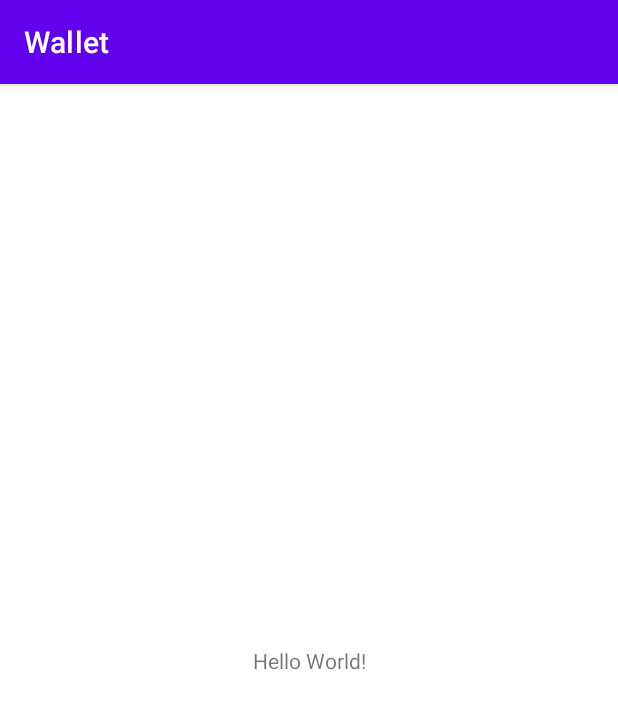
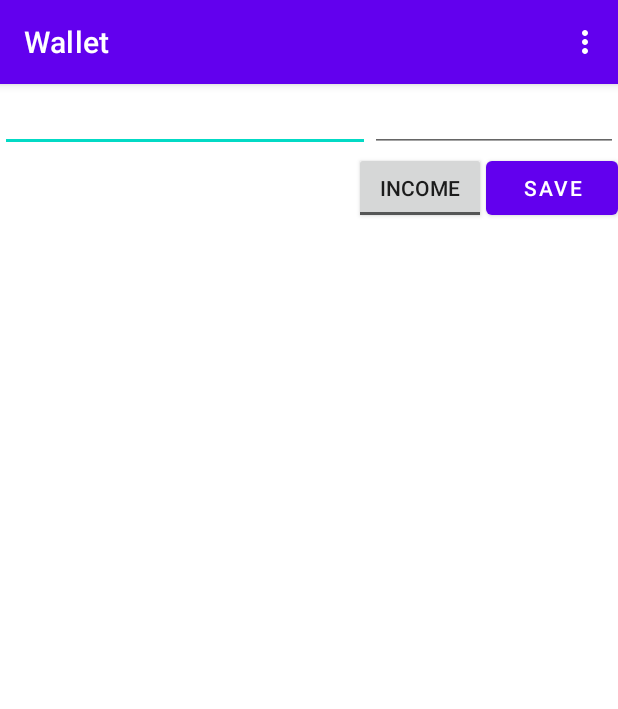
Before and after one commit to visnyaisoma/Wallet, an Android app: the screen it shows after launch (MainActivity), on a phone screen of 412 x 824 dp. Shown: the top 709 px of the screen. Run offline under Robolectric (Android 15) with nearby library versions, the phone set to English and light mode, and no system bars.

Commit message:
Project without sensors so far

```diff
--- a/app/build.gradle
+++ b/app/build.gradle
@@ -14,6 +14,10 @@ android {
         versionName "1.0"
 
         testInstrumentationRunner "androidx.test.runner.AndroidJUnitRunner"
+    }
+
+    buildFeatures{
+        viewBinding = true
     }
 
     buildTypes {
--- a/app/src/main/java/com/example/wallet/MainActivity.kt
+++ b/app/src/main/java/com/example/wallet/MainActivity.kt
@@ -2,11 +2,69 @@ package com.example.wallet
 
 import androidx.appcompat.app.AppCompatActivity
 import android.os.Bundle
+import android.view.Menu
+import android.view.MenuItem
+import android.view.View
+import com.google.android.material.snackbar.Snackbar
+import com.example.wallet.databinding.ActivityMainBinding
+import com.example.wallet.databinding.SalaryRowBinding
 
-class MainActivity : AppCompatActivity() {
+class MainActivity(): AppCompatActivity() {
+
+    private lateinit var binding:ActivityMainBinding
+    private lateinit var rowBinding: SalaryRowBinding
+    private var sum = 0
+
+
     override fun onCreate(savedInstanceState: Bundle?) {
         super.onCreate(savedInstanceState)
-        setContentView(R.layout.activity_main)
+        binding = ActivityMainBinding.inflate(layoutInflater)
+        setContentView(binding.root)
+
+
+        binding.saveButton.setOnClickListener {
+            if (binding.salaryName.text.toString().isEmpty() || binding.salaryAmount.text.toString().isEmpty()) {
+                val contextView = findViewById<View>(R.id.list_of_rows)
+                Snackbar.make(contextView, R.string.warn_message, Snackbar.LENGTH_SHORT).show()
+                return@setOnClickListener
+            }
+                if(binding.expenseOrIncome.isChecked){
+                    sum = sum - binding.salaryAmount.text.toString().toInt()
+                } else{
+                    sum = sum + binding.salaryAmount.text.toString().toInt()
+            }
+            binding.sumTextview.text = sum.toString()
+
+
+
+
+            rowBinding = SalaryRowBinding.inflate(layoutInflater)
+            rowBinding.salaryDirectionIcon.setImageResource(if (binding.expenseOrIncome.isChecked) R.drawable.expense else R.drawable.income)
+            rowBinding.rowSalaryName.text = binding.salaryName.text.toString()
+            rowBinding.rowSalaryAmount.text = binding.salaryAmount.text.toString()
+            binding.listOfRows.addView(rowBinding.root)
+
+        }
     }
+
+
+    override fun onCreateOptionsMenu(menu: Menu?): Boolean {
+        menuInflater.inflate(R.menu.menu_main, menu)
+        return true
+    }
+
+
+    override fun onOptionsItemSelected(item: MenuItem): Boolean {
+        return when (item.itemId) {
+            R.id.delete_all -> {
+                binding.listOfRows.removeAllViews()
+                sum = 0
+                binding.sumTextview.text = ""
+                true
+            }
+            else -> super.onOptionsItemSelected(item)
+        }
+    }
+
+
 }
-//siker2
--- a/app/src/main/res/layout/activity_main.xml
+++ b/app/src/main/res/layout/activity_main.xml
@@ -1,18 +1,82 @@
 <?xml version="1.0" encoding="utf-8"?>
-<androidx.constraintlayout.widget.ConstraintLayout xmlns:android="http://schemas.android.com/apk/res/android"
-    xmlns:app="http://schemas.android.com/apk/res-auto"
+<LinearLayout xmlns:android="http://schemas.android.com/apk/res/android"
     xmlns:tools="http://schemas.android.com/tools"
     android:layout_width="match_parent"
     android:layout_height="match_parent"
-    tools:context=".MainActivity">
+    android:orientation="vertical"
+    tools:context="com.example.wallet.MainActivity"
+    tools:showIn="@layout/activity_main">
 
-    <TextView
-        android:layout_width="wrap_content"
+    <LinearLayout
+        android:layout_width="match_parent"
         android:layout_height="wrap_content"
-        android:text="Hello World!"
-        app:layout_constraintBottom_toBottomOf="parent"
-        app:layout_constraintLeft_toLeftOf="parent"
-        app:layout_constraintRight_toRightOf="parent"
-        app:layout_constraintTop_toTopOf="parent" />
+        android:orientation="horizontal">
 
-</androidx.constraintlayout.widget.ConstraintLayout>
+        <EditText
+            android:id="@+id/salary_name"
+            android:layout_width="0dp"
+            android:layout_height="wrap_content"
+            android:layout_weight="0.6"
+            android:imeOptions="actionNext"
+            android:inputType="textCapWords"
+            android:singleLine="true" />
+
+        <EditText
+            android:id="@+id/salary_amount"
+            android:layout_width="0dp"
+            android:layout_height="wrap_content"
+            android:layout_weight="0.4"
+            android:inputType="numberDecimal"
+            android:singleLine="true" />
+    </LinearLayout>
+
+    <LinearLayout
+        android:layout_width="match_parent"
+        android:layout_height="wrap_content"
+        android:gravity="end"
+        android:orientation="horizontal">
+
+        <ToggleButton
+            android:id="@+id/expense_or_income"
+            android:layout_width="wrap_content"
+            android:layout_height="wrap_content"
+            android:textOff="INCOME"
+            android:textOn="EXPENSE" />
+
+        <Button
+            android:id="@+id/save_button"
+            android:layout_width="wrap_content"
+            android:layout_height="wrap_content"
+            android:text="Save" />
+    </LinearLayout>
+
+    <LinearLayout
+        android:id="@+id/sum_text"
+        android:layout_width="match_parent"
+        android:layout_height="wrap_content"
+        android:orientation="vertical">
+
+        <TextView
+            android:id="@+id/sum_textview"
+            android:layout_width="wrap_content"
+            android:layout_height="wrap_content"
+            android:layout_gravity="end"
+            android:layout_marginRight="150dp"
+            android:text="@string/sum_amount" />
+
+    </LinearLayout>
+
+    <ScrollView
+        android:layout_width="match_parent"
+        android:layout_height="wrap_content">
+
+        <LinearLayout
+            android:id="@+id/list_of_rows"
+            android:layout_width="match_parent"
+            android:layout_height="wrap_content"
+            android:orientation="vertical">
+        </LinearLayout>
+    </ScrollView>
+
+
+</LinearLayout>
--- /dev/null
+++ b/app/src/main/res/menu/menu_main.xml
@@ -0,0 +1,6 @@
+<?xml version="1.0" encoding="utf-8"?>
+<menu xmlns:android="http://schemas.android.com/apk/res/android">
+    <item android:id="@+id/delete_all"
+        android:title="@string/action_delete_all" />
+
+</menu>
--- a/app/src/main/res/values/strings.xml
+++ b/app/src/main/res/values/strings.xml
@@ -1,3 +1,6 @@
 <resources>
     <string name="app_name">Wallet</string>
+    <string name="action_delete_all">Delete All</string>
+    <string name="warn_message">Hianyos adatok</string>
+    <string name="sum_amount"></string>
 </resources>
--- a/build.gradle
+++ b/build.gradle
@@ -5,8 +5,8 @@ buildscript {
         mavenCentral()
     }
     dependencies {
-        classpath "com.android.tools.build:gradle:7.0.3"
-        classpath "org.jetbrains.kotlin:kotlin-gradle-plugin:1.5.31"
+        classpath 'com.android.tools.build:gradle:7.0.3'
+        classpath "org.jetbrains.kotlin:kotlin-gradle-plugin:1.5.20"
 
         // NOTE: Do not place your application dependencies here; they belong
         // in the individual module build.gradle files
```
Also changed, not shown: app/src/main/res/layout/salary_row.xml (added, +36 -0 lines), app/src/main/res/drawable/expense.png (added), app/src/main/res/drawable/income.png (added).
